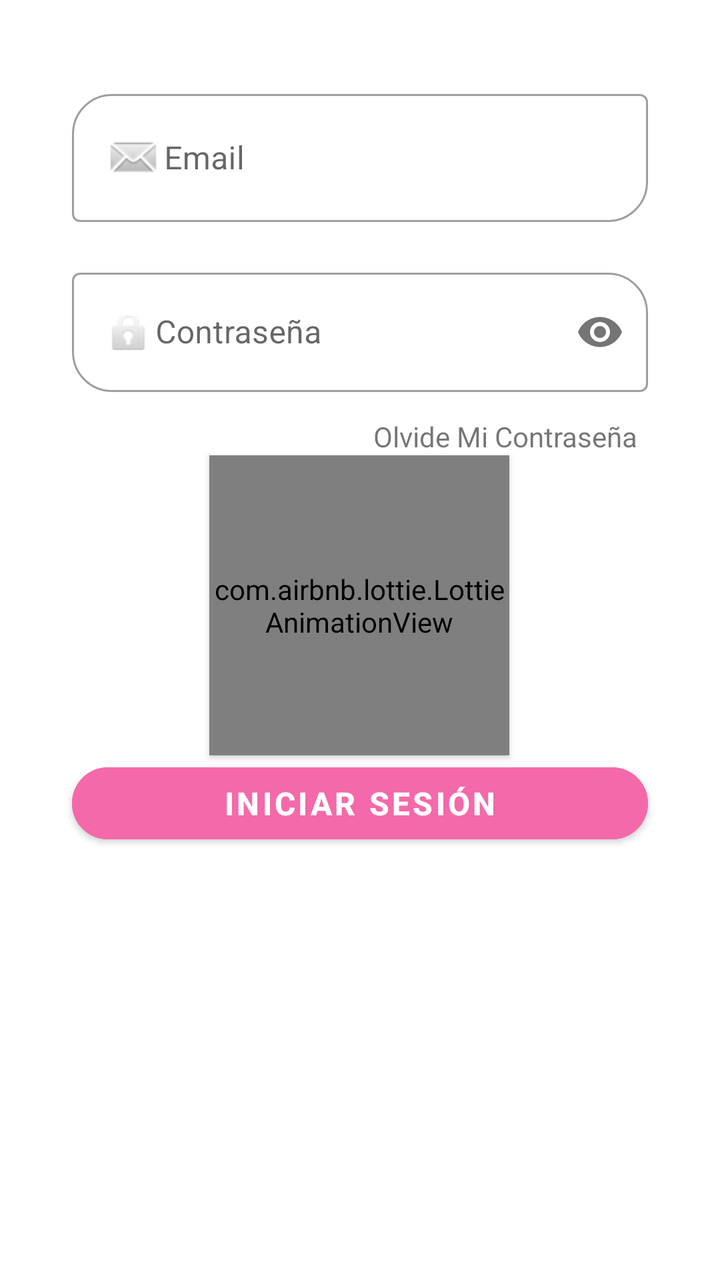
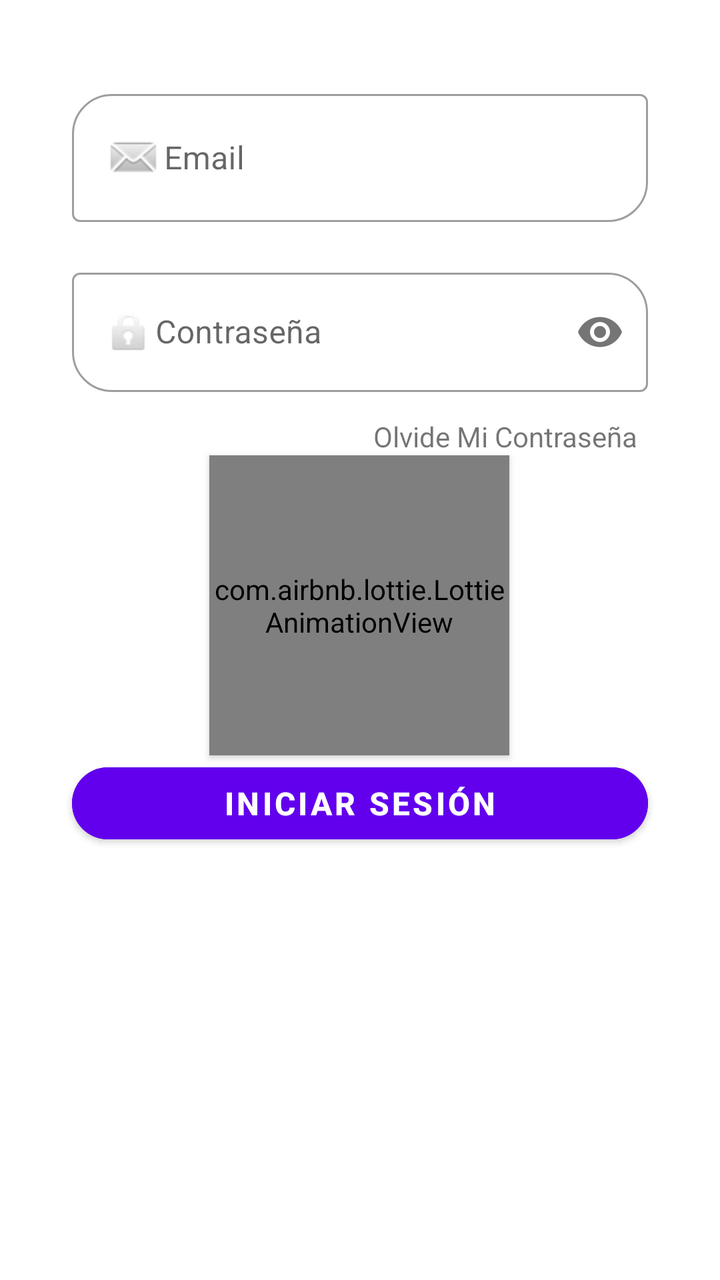

Two renders of the same Android screen: before a commit and after it. Below are the layout's source before the change and the commit's diff.
<!-- AndroidManifest.xml: application theme Theme.Flashlight -->
<!-- res/layout/fragment_login_.xml -->
<?xml version="1.0" encoding="utf-8"?>
<ScrollView xmlns:android="http://schemas.android.com/apk/res/android"
    xmlns:app="http://schemas.android.com/apk/res-auto"
    xmlns:tools="http://schemas.android.com/tools"
    android:layout_width="match_parent"
    android:layout_height="wrap_content"
    tools:context=".Login_Fragment">



    <androidx.constraintlayout.widget.ConstraintLayout
        android:layout_width="match_parent"
        android:layout_height="wrap_content">


    
    <com.google.android.material.textfield.TextInputLayout
        style="@style/Widget.MaterialComponents.TextInputLayout.OutlinedBox"
        android:id="@+id/txtEmailLogin"
        android:layout_width="0dp"
        android:layout_height="wrap_content"
        app:layout_constraintBottom_toBottomOf="parent"
        app:layout_constraintEnd_toEndOf="parent"
        app:layout_constraintHorizontal_bias=".5"
        app:layout_constraintStart_toStartOf="parent"
        app:layout_constraintTop_toTopOf="parent"
        app:layout_constraintVertical_bias=".1"
        app:layout_constraintWidth_percent=".8"
        app:boxCornerRadiusBottomEnd="20dp"
        app:boxCornerRadiusTopStart="20dp"
        android:importantForAutofill="no">

        <com.google.android.material.textfield.TextInputEditText
            android:id="@+id/emailEditText"
            android:importantForAutofill="no"
            android:layout_width="match_parent"
            android:layout_height="match_parent"
            android:hint="Email"
            android:drawableStart="@android:drawable/sym_action_email"
            android:inputType="textEmailAddress"/>

    </com.google.android.material.textfield.TextInputLayout>

    
    <com.google.android.material.textfield.TextInputLayout
        android:id="@+id/txtPasswordLogin"
        style="@style/Widget.MaterialComponents.TextInputLayout.OutlinedBox"
        android:layout_width="0dp"
        android:layout_height="wrap_content"
        app:passwordToggleEnabled="true"
        app:layout_constraintVertical_bias="0"
        android:layout_marginTop="20dp"
        app:layout_constraintBottom_toBottomOf="parent"
        app:layout_constraintEnd_toEndOf="parent"
        app:layout_constraintHorizontal_bias=".5"
        app:layout_constraintStart_toStartOf="parent"
        app:layout_constraintTop_toBottomOf="@+id/txtEmailLogin"
        app:layout_constraintWidth_percent=".8"
        app:boxCornerRadiusTopEnd="20dp"
        app:boxCornerRadiusBottomStart="20dp">

        <com.google.android.material.textfield.TextInputEditText
            android:id="@+id/passwordEditText"
            android:layout_width="match_parent"
            android:layout_height="match_parent"
            android:hint="Contraseña"
            android:drawableStart="@android:drawable/ic_lock_idle_lock"
            android:inputType="textPassword"/>

    </com.google.android.material.textfield.TextInputLayout>


    

    <com.airbnb.lottie.LottieAnimationView
        android:id="@+id/imagenView"
        android:layout_width="150dp"
        android:layout_height="150dp"
        android:elevation="2dp"
        app:layout_constraintBottom_toTopOf="@+id/login"
        app:layout_constraintEnd_toEndOf="parent"
        app:layout_constraintHorizontal_bias="0.498"
        app:layout_constraintStart_toStartOf="parent"
        app:layout_constraintTop_toBottomOf="@+id/forgetPassword"
        app:layout_constraintVertical_bias="0.483"
        app:lottie_autoPlay="true"
        app:lottie_rawRes="@raw/animales"
        app:lottie_repeatCount="999999999" />


    <TextView
        android:id="@+id/forgetPassword"
        android:layout_width="wrap_content"
        android:layout_height="wrap_content"
        android:layout_marginTop="5dp"
        android:layout_marginRight="5dp"
        android:text="Olvide Mi Contraseña"
        android:clickable="true"
        android:focusable="true"
        app:layout_constraintBottom_toBottomOf="parent"
        app:layout_constraintEnd_toEndOf="@+id/txtPasswordLogin"
        app:layout_constraintHorizontal_bias="1.0"
        app:layout_constraintStart_toStartOf="parent"
        app:layout_constraintTop_toBottomOf="@+id/txtPasswordLogin"
        app:layout_constraintVertical_bias="0.028" />

    <Button
        android:id="@+id/login"
        android:layout_width="0dp"
        android:layout_height="wrap_content"
        android:backgroundTint="@color/pink"
        android:text="Iniciar Sesión"
        android:textColor="@color/white"
        android:textSize="16sp"
        android:textStyle="bold"
        app:cornerRadius="30dp"
        android:layout_marginTop="30px"
        app:layout_constraintBottom_toBottomOf="parent"
        app:layout_constraintEnd_toEndOf="parent"
        app:layout_constraintStart_toStartOf="parent"
        app:layout_constraintTop_toBottomOf="@+id/txtPasswordLogin"
        app:layout_constraintVertical_bias="0.736"
        app:layout_constraintWidth_percent=".8" />

    </androidx.constraintlayout.widget.ConstraintLayout>

</ScrollView>
<!-- resources referenced by this layout -->
<resources>
  <color name="pink">#f469a9</color>
  <color name="white">#ffffff</color>
  <style name="Theme.Flashlight" parent="Theme.MaterialComponents.DayNight.DarkActionBar">
          
          <item name="colorPrimary">@color/purple_500</item>
          <item name="colorPrimaryVariant">@color/purple_700</item>
          <item name="colorOnPrimary">@color/white</item>
          
          <item name="colorSecondary">@color/teal_200</item>
          <item name="colorSecondaryVariant">@color/teal_700</item>
          <item name="colorOnSecondary">@color/black</item>
          
          <item name="android:statusBarColor" tools:targetApi="l">?attr/colorPrimaryVariant</item>
          
      </style>
  <color name="purple_500">#FF6200EE</color>
  <color name="purple_700">#FF3700B3</color>
  <color name="teal_200">#FF03DAC5</color>
  <color name="teal_700">#FF018786</color>
  <color name="black">#000000</color>
</resources>

<!-- the commit's change to res/layout/fragment_login_.xml (unified diff, before → after) -->
@@ -4,6 +4,7 @@
     xmlns:tools="http://schemas.android.com/tools"
     android:layout_width="match_parent"
     android:layout_height="wrap_content"
+    android:background="?attr/colorSurface"
     tools:context=".Login_Fragment">
 
 
@@ -108,9 +109,9 @@
         android:id="@+id/login"
         android:layout_width="0dp"
         android:layout_height="wrap_content"
-        android:backgroundTint="@color/pink"
+        android:backgroundTint="?attr/colorPrimary"
         android:text="Iniciar Sesión"
-        android:textColor="@color/white"
+        android:textColor="?attr/colorOnPrimary"
         android:textSize="16sp"
         android:textStyle="bold"
         app:cornerRadius="30dp"
<!-- resource entries referenced after the edit -->
@@ -1,6 +1,5 @@
 <!-- resources referenced by this layout -->
 <resources>
-  <color name="pink">#f469a9</color>
   <color name="white">#ffffff</color>
   <style name="Theme.Flashlight" parent="Theme.MaterialComponents.DayNight.DarkActionBar">
           
